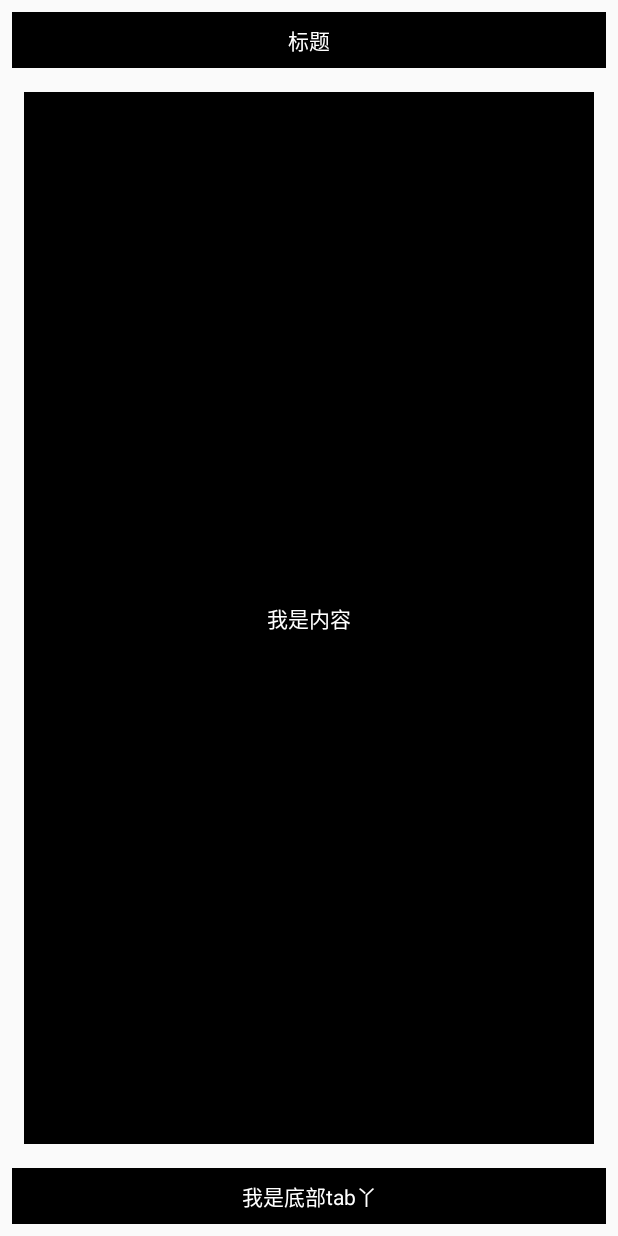
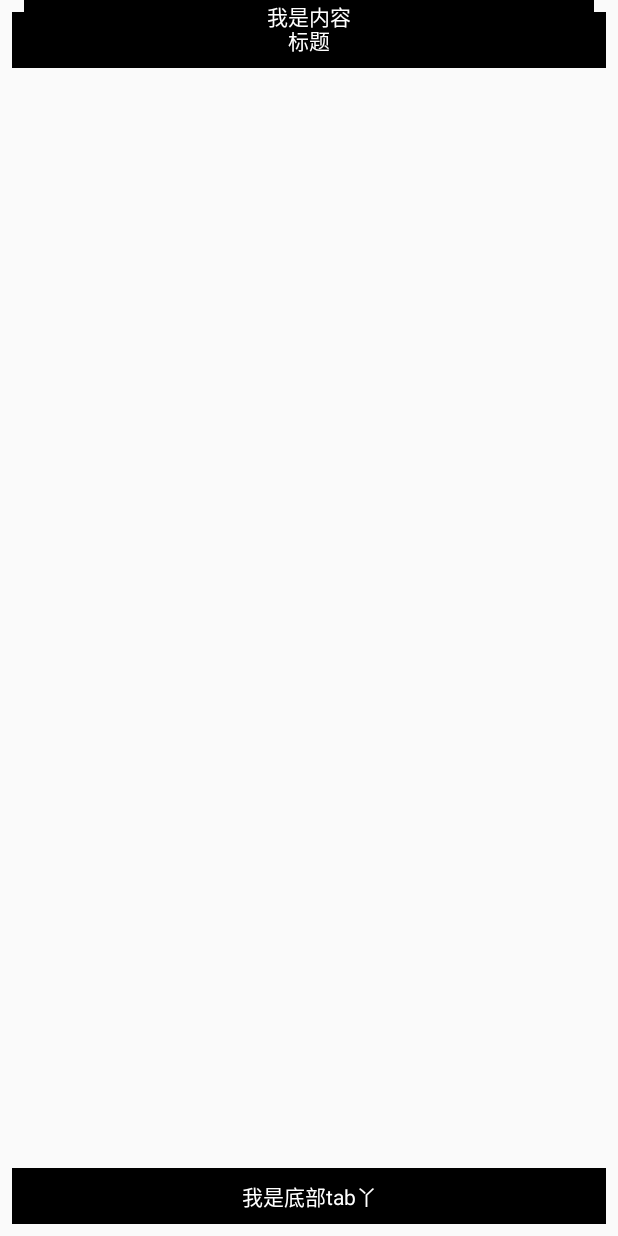
Before and after one commit to YuJunKui1995/PageStatusHelper, an Android app: the layout activity_main.xml on its own in the app's theme, with its tools: preview values and no code run, on a phone screen of 412 x 824 dp. Run offline under Robolectric (Android 15) with nearby library versions, the phone set to English and light mode, and no system bars.

Commit message:
修复bug修复bug修复bug

```diff
--- a/app/src/main/res/layout/activity_main.xml
+++ b/app/src/main/res/layout/activity_main.xml
@@ -23,15 +23,13 @@
     <TextView
         android:id="@+id/content"
         android:layout_width="match_parent"
-        android:layout_height="0px"
+        android:layout_height="wrap_content"
         android:layout_margin="24px"
         android:background="#000"
         android:gravity="center"
-        android:padding="8dp"
         android:text="我是内容"
         android:textColor="#fff"
-        app:layout_constraintBottom_toTopOf="@+id/textView2"
-        app:layout_constraintTop_toBottomOf="@+id/textView"></TextView>
+      ></TextView>
 
 
     <TextView
--- a/pagestatushelper/push.gradle
+++ b/pagestatushelper/push.gradle
@@ -1,7 +1,7 @@
 apply plugin: 'com.jfrog.artifactory'
 apply plugin: 'maven-publish'
 
-def artifactVersion = '0.7.0'
+def artifactVersion = '0.7.1'
 publishing {
     publications {
         mavenArr(MavenPublication) {
```
Also changed, not shown: pagestatushelper/src/main/java/com/smartcity/commonbase/widget/pagestatus/imp/ConstraintLayoutViewStatusImp.java (+4 -6 lines).
